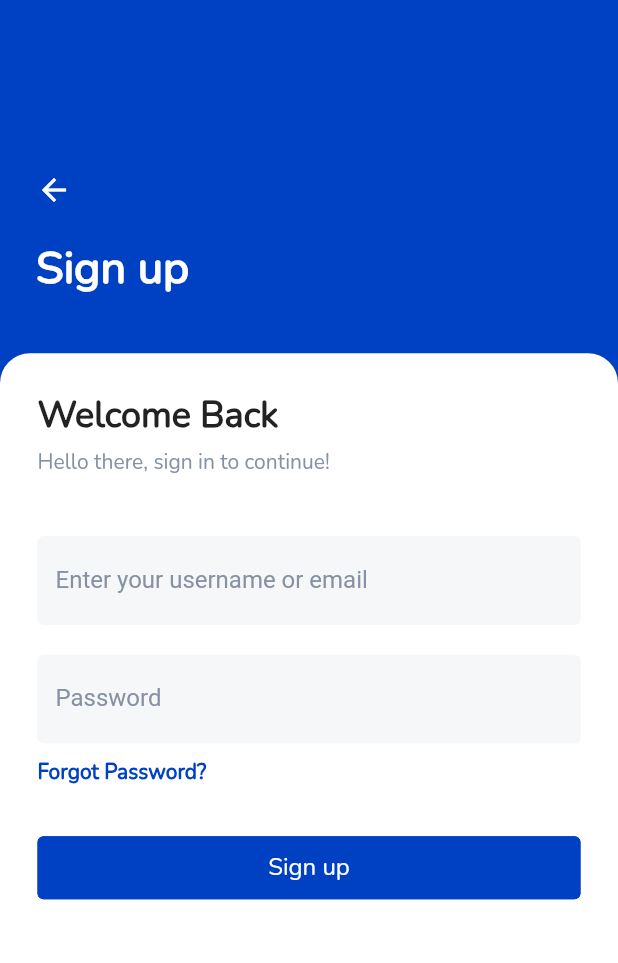
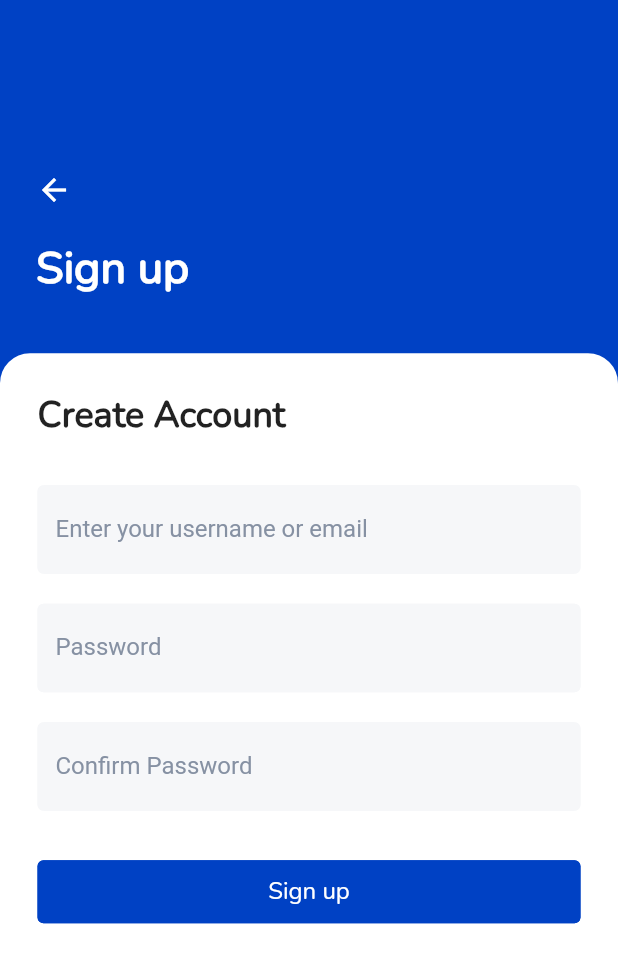
Before and after one commit to brafii/login-app, a Flutter app: the SignUp screen opened directly, on a phone screen of 412 x 824 dp. Shown: the top 963 px of the screen. Run offline on Flutter 3.47's test engine with Material 2 defaults, Android fonts, the phone set to English and light mode, and no system bars; our stand-ins replace font_awesome_flutter.

Commit message:
sign up screen done

```diff
--- a/lib/screens/sign_up.dart
+++ b/lib/screens/sign_up.dart
@@ -78,22 +78,14 @@ class _SignUpState extends State<SignUp> {
                         crossAxisAlignment: CrossAxisAlignment.start,
                         children: [
                           Text(
-                            'Welcome Back',
+                            'Create Account',
                             style: TextStyle(
                               fontFamily: 'Nunito',
                               fontWeight: FontWeight.bold,
                               fontSize: 24.0,
                             ),
                           ),
-                          SizedBox(height: 5.0),
-                          Text(
-                            'Hello there, sign in to continue!',
-                            style: TextStyle(
-                              color: Color(0xff8691a3),
-                              fontFamily: 'Nunito',
-                            ),
-                          ),
-                          SizedBox(height: 40.0),
+                          SizedBox(height: 30.0),
                           TextFormField(
                             keyboardType: TextInputType.text,
                             decoration: InputDecoration(
@@ -128,15 +120,25 @@ class _SignUpState extends State<SignUp> {
                               ),
                             ),
                           ),
-                          SizedBox(height: 10.0),
-                          Text(
-                            'Forgot Password?',
-                            style: TextStyle(
-                              color: defaultColors,
-                              fontFamily: 'Nunito',
-                              fontWeight: FontWeight.bold,
+                          SizedBox(height: 20.0),
+                          TextFormField(
+                            obscureText: true,
+                            keyboardType: TextInputType.text,
+                            decoration: InputDecoration(
+                              filled: true,
+                              fillColor: Color(0xfff6f7f9),
+                              labelText: 'Confirm Password',
+                              hintText: 'Confirm Password',
+                              labelStyle: TextStyle(color: Color(0xff8691a3)),
+                              enabledBorder: OutlineInputBorder(
+                                borderSide: BorderSide(color: Color(0xfff6f7f9)),
+                              ),
+                              focusedBorder: OutlineInputBorder(
+                                borderSide: BorderSide(color: Color(0xfff6f7f9)),
+                              ),
                             ),
                           ),
+
                           SizedBox(height: 30.0),
                           MyButton(
                             labelOne: 'Sign up',
```
